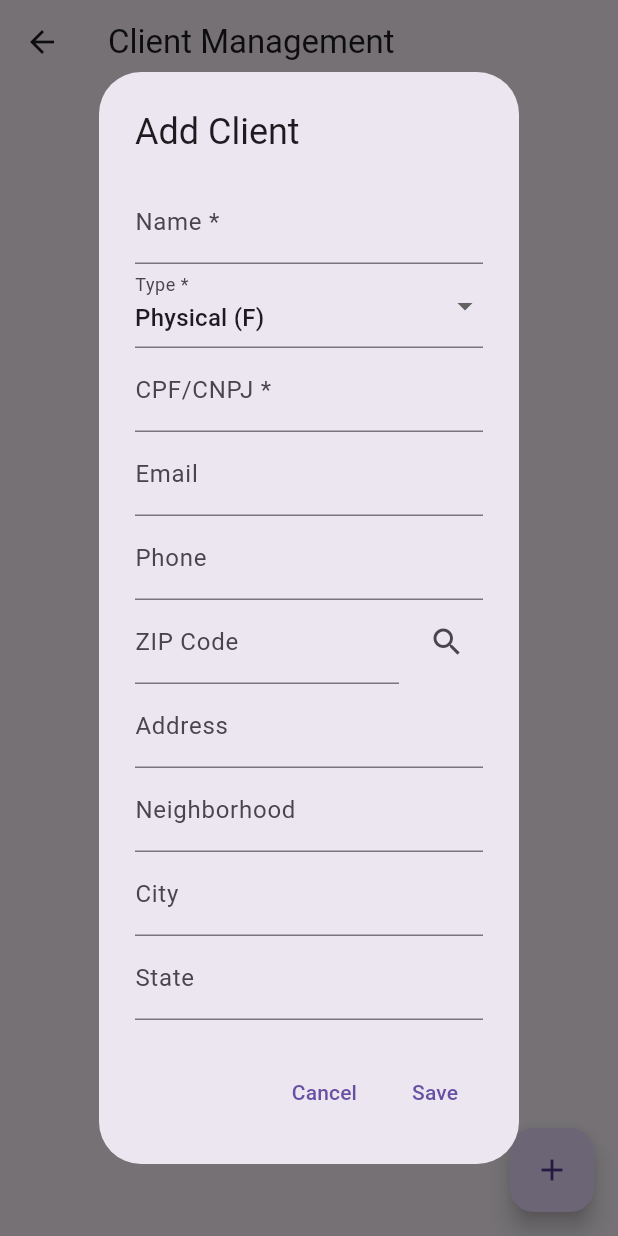
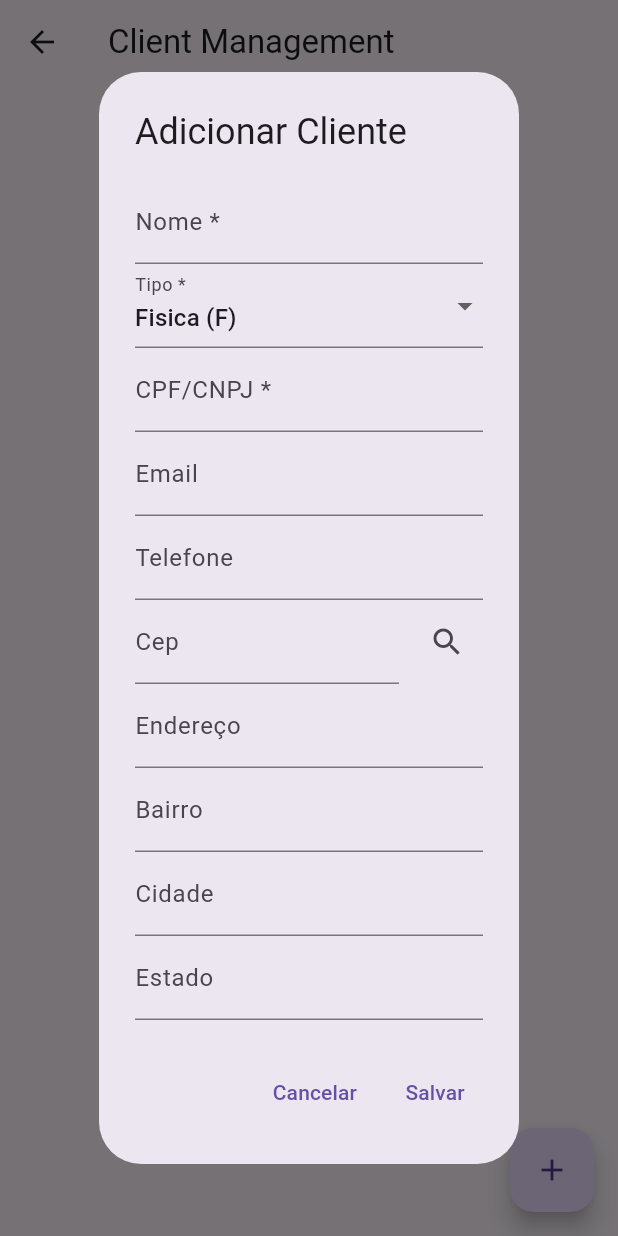
Before and after one commit to gabrieldrabelo/Projeto2AplicativosMobile, a Flutter app: the ClientListScreen screen opened directly, after a tap on the "add" icon, on a phone screen of 412 x 824 dp. Run offline on Flutter 3.47's test engine with Material 3 defaults, Android fonts, the phone set to English and light mode, and no system bars; our stand-ins replace sqflite; accounts and stored records are empty.

Commit message:
funcionando legal, so falta testar o servidor

```diff
--- a/lib/controllers/sync_controller.dart
+++ b/lib/controllers/sync_controller.dart
@@ -238,7 +238,6 @@ class SyncController {
                 code: '',
                 name: '',
                 unit: '',
-                price: 0,
                 stock: 0,
                 salePrice: 0, stockQuantity: 0, status: 0
               ),
--- a/lib/database/migration_helper.dart
+++ b/lib/database/migration_helper.dart
@@ -33,7 +33,7 @@ class MigrationHelper {
           'order_items',
           {
             'productName': product.name,
-            'price': product.salePrice ?? product.price,
+            'price': product.salePrice,
             'unit': product.unit,
           },
           where: 'id = ?',
--- a/lib/screens/login_screen.dart
+++ b/lib/screens/login_screen.dart
@@ -104,7 +104,7 @@ class _LoginScreenState extends State<LoginScreen> {
                 ),
                 const SizedBox(height: 16),
                 const Text(
-                  'Dica: Se nu00e3o houver usuu00e1rios cadastrados, use admin/admin',
+                  'Dica: Se não houver usuarios cadastrados, use admin/admin',
                   textAlign: TextAlign.center,
                   style: TextStyle(color: Colors.grey),
                 ),
--- a/lib/screens/produto_list_screen.dart
+++ b/lib/screens/produto_list_screen.dart
@@ -55,7 +55,7 @@ class _ProdutoListScreenState extends State<ProdutoListScreen> {
     final nameController = TextEditingController(text: produto?.name ?? '');
     final unitController = TextEditingController(text: produto?.unit ?? '');
     final priceController = TextEditingController(
-        text: produto?.price != null ? produto!.price.toString() : '');
+        text: produto?.salePrice != null ? produto!.salePrice.toString() : '');
     final stockController = TextEditingController(
         text: produto?.stock != null ? produto!.stock.toString() : '');
     final descriptionController =
@@ -121,7 +121,7 @@ class _ProdutoListScreenState extends State<ProdutoListScreen> {
                   code: codeController.text,
                   name: nameController.text,
                   unit: unitController.text,
-                  price: double.tryParse(priceController.text) ?? 0.0,
+                  salePrice: double.tryParse(priceController.text) ?? 0.0,
                   stock: double.tryParse(stockController.text) ?? 0.0,
                   description: descriptionController.text.isNotEmpty
                       ? descriptionController.text
@@ -242,7 +242,7 @@ class _ProdutoListScreenState extends State<ProdutoListScreen> {
                                 children: [
                                   Text('Cu00f3digo: ${produto.code}'),
                                   Text(
-                                      'Preu00e7o: ${FormatUtils.formatCurrency(produto.price)}'),
+                                      'Preu00e7o: ${FormatUtils.formatCurrency(produto.salePrice)}'),
                                   Text(
                                       'Estoque: ${produto.stock} ${produto.unit}'),
                                 ],
--- a/lib/views/client_list_screen.dart
+++ b/lib/views/client_list_screen.dart
@@ -50,7 +50,7 @@ class _ClientListScreenState extends State<ClientListScreen> {
       context: context,
       builder: (context) => StatefulBuilder(
         builder: (context, setState) => AlertDialog(
-          title: Text(client == null ? 'Add Client' : 'Edit Client'),
+          title: Text(client == null ? 'Adicionar Cliente' : 'Editar Cliente'),
           content: SingleChildScrollView(
             child: Form(
               key: formKey,
@@ -59,27 +59,27 @@ class _ClientListScreenState extends State<ClientListScreen> {
                 children: [
                   TextFormField(
                     controller: nameController,
-                    decoration: const InputDecoration(labelText: 'Name *'),
+                    decoration: const InputDecoration(labelText: 'Nome *'),
                     validator: (value) {
                       if (value == null || value.isEmpty) {
-                        return 'Please enter a name';
+                        return 'Por favor insira um nome';
                       }
                       return null;
                     },
                   ),
                   DropdownButtonFormField<String>(
                     value: typeController.text,
-                    decoration: const InputDecoration(labelText: 'Type *'),
+                    decoration: const InputDecoration(labelText: 'Tipo *'),
                     items: const [
-                      DropdownMenuItem(value: 'F', child: Text('Physical (F)')),
-                      DropdownMenuItem(value: 'J', child: Text('Legal (J)')),
+                      DropdownMenuItem(value: 'F', child: Text('Fisica (F)')),
+                      DropdownMenuItem(value: 'J', child: Text('Juridica (J)')),
                     ],
                     onChanged: (value) {
                       typeController.text = value!;
                     },
                     validator: (value) {
                       if (value == null || value.isEmpty) {
-                        return 'Please select a type';
+                        return 'Por favor selecione um tipo';
                       }
                       return null;
                     },
@@ -89,7 +89,7 @@ class _ClientListScreenState extends State<ClientListScreen> {
                     decoration: const InputDecoration(labelText: 'CPF/CNPJ *'),
                     validator: (value) {
                       if (value == null || value.isEmpty) {
-                        return 'Please enter CPF/CNPJ';
+                        return 'Por favor insira um CPF/CNPJ';
                       }
                       return null;
                     },
@@ -100,14 +100,14 @@ class _ClientListScreenState extends State<ClientListScreen> {
                   ),
                   TextFormField(
                     controller: phoneController,
-                    decoration: const InputDecoration(labelText: 'Phone'),
+                    decoration: const InputDecoration(labelText: 'Telefone'),
                   ),
                   Row(
                     children: [
                       Expanded(
                         child: TextFormField(
                           controller: zipCodeController,
-                          decoration: const InputDecoration(labelText: 'ZIP Code'),
+                          decoration: const InputDecoration(labelText: 'Cep'),
                         ),
                       ),
                       const SizedBox(width: 8),
@@ -134,11 +134,11 @@ class _ClientListScreenState extends State<ClientListScreen> {
                                     stateController.text = address['state'] ?? '';
 
                                     ScaffoldMessenger.of(context).showSnackBar(
-                                      const SnackBar(content: Text('Address found!')),
+                                      const SnackBar(content: Text('Endereço encontrado!')),
                                     );
                                   } else {
                                     ScaffoldMessenger.of(context).showSnackBar(
-                                      const SnackBar(content: Text('Address not found')),
+                                      const SnackBar(content: Text('Endereço não encontrado')),
                                     );
                                   }
                                 }
@@ -148,19 +148,19 @@ class _ClientListScreenState extends State<ClientListScreen> {
                   ),
                   TextFormField(
                     controller: addressController,
-                    decoration: const InputDecoration(labelText: 'Address'),
+                    decoration: const InputDecoration(labelText: 'Endereço'),
                   ),
                   TextFormField(
                     controller: neighborhoodController,
-                    decoration: const InputDecoration(labelText: 'Neighborhood'),
+                    decoration: const InputDecoration(labelText: 'Bairro'),
                   ),
                   TextFormField(
                     controller: cityController,
-                    decoration: const InputDecoration(labelText: 'City'),
+                    decoration: const InputDecoration(labelText: 'Cidade'),
                   ),
                   TextFormField(
                     controller: stateController,
-                    decoration: const InputDecoration(labelText: 'State'),
+                    decoration: const InputDecoration(labelText: 'Estado'),
                   ),
                 ],
               ),
@@ -169,7 +169,7 @@ class _ClientListScreenState extends State<ClientListScreen> {
           actions: [
             TextButton(
               onPressed: () => Navigator.pop(context),
-              child: const Text('Cancel'),
+              child: const Text('Cancelar'),
             ),
             TextButton(
               onPressed: () async {
@@ -211,7 +211,7 @@ class _ClientListScreenState extends State<ClientListScreen> {
                   _loadClients();
                 }
               },
-              child: const Text('Save'),
+              child: const Text('Salvar'),
             ),
           ],
         ),
@@ -223,12 +223,12 @@ class _ClientListScreenState extends State<ClientListScreen> {
     showDialog(
       context: context,
       builder: (context) => AlertDialog(
-        title: const Text('Confirm Delete'),
-        content: Text('Are you sure you want to delete ${client.name}?'),
+        title: const Text('Confirme exclusão'),
+        content: Text('Você deseja excluir ${client.name}?'),
         actions: [
           TextButton(
             onPressed: () => Navigator.pop(context),
-            child: const Text('Cancel'),
+            child: const Text('Cancelar'),
           ),
           TextButton(
             onPressed: () async {
@@ -236,7 +236,7 @@ class _ClientListScreenState extends State<ClientListScreen> {
               Navigator.pop(context);
               _loadClients();
             },
-            child: const Text('Delete'),
+            child: const Text('Deletar'),
           ),
         ],
       ),
@@ -259,7 +259,7 @@ class _ClientListScreenState extends State<ClientListScreen> {
                     final client = _clients[index];
                     return ListTile(
                       title: Text(client.name),
-                      subtitle: Text('${client.type == 'F' ? 'Physical' : 'Legal'} - ${client.cpfCnpj}'),
+                      subtitle: Text('${client.type == 'F' ? 'Fisica' : 'Juridica'} - ${client.cpfCnpj}'),
                       trailing: Row(
                         mainAxisSize: MainAxisSize.min,
                         children: [
--- a/lib/views/product_list_screen.dart
+++ b/lib/views/product_list_screen.dart
@@ -160,7 +160,7 @@ class _ProductListScreenState extends State<ProductListScreen> {
                     salePrice: double.parse(salePriceController.text),
                     status: int.parse(statusController.text),
                     cost: costController.text.isNotEmpty ? double.parse(costController.text) : null,
-                    barcode: barcodeController.text.isNotEmpty ? barcodeController.text : null, code: '', price: 0, stock: 0,
+                    barcode: barcodeController.text.isNotEmpty ? barcodeController.text : null, code: '', stock: double.parse(stockQuantityController.text),
                   );
                   await _productController.addProduct(newProduct);
                 } else {
@@ -174,7 +174,7 @@ class _ProductListScreenState extends State<ProductListScreen> {
                     status: int.parse(statusController.text),
                     cost: costController.text.isNotEmpty ? double.parse(costController.text) : null,
                     barcode: barcodeController.text.isNotEmpty ? barcodeController.text : null,
-                    lastModified: product.lastModified, code: '', price: 0, stock: 0,
+                    lastModified: product.lastModified, code: '', stock: 0,
                   );
                   await _productController.updateProduct(updatedProduct);
                 }
--- a/pubspec.yaml
+++ b/pubspec.yaml
@@ -16,6 +16,8 @@ dependencies:
   sqflite: ^2.0.3
   http: ^0.13.5
   intl: ^0.17.0
+  path: ^1.8.3
+
 
 dev_dependencies:
   flutter_test:
```
Also changed, not shown: lib/database/database_helper.dart (+52 -3 lines), lib/models/product.dart (+46 -28 lines), lib/screens/home_screen.dart (+19 -6 lines), lib/views/order_form_screen.dart (+30 -24 lines), lib/views/order_list_screen.dart (+15 -15 lines), pubspec.lock, 1 other file.
